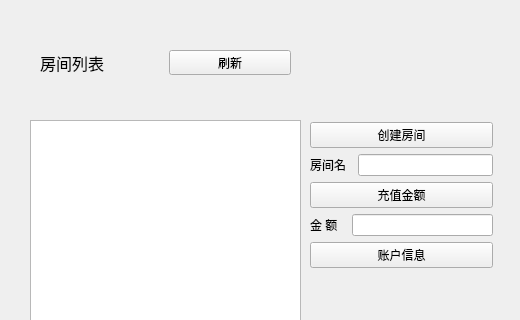
The window that TcpClient/RoomListUi.ui (Vstornzw/C-S-Client) describes before a commit, drawn with Qt 5; both pictures show x 0 to 520 and y 0 to 320 of the 520 by 569 pixel window.
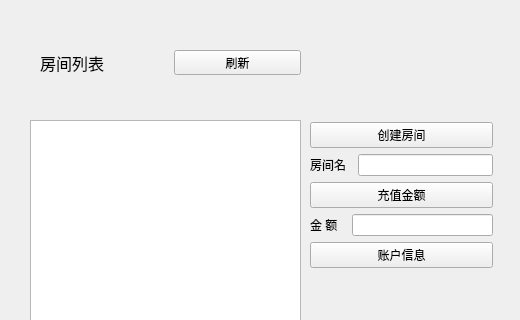
The same window after the commit.

The edit to the form file:
```diff
--- a/TcpClient/RoomListUi.ui
+++ b/TcpClient/RoomListUi.ui
@@ -23,7 +23,7 @@
     </rect>
    </property>
   </widget>
-  <widget class="QWidget" name="">
+  <widget class="QWidget" name="layoutWidget">
    <property name="geometry">
     <rect>
      <x>310</x>
@@ -119,12 +119,12 @@
     </item>
    </layout>
   </widget>
-  <widget class="QWidget" name="">
+  <widget class="QWidget" name="layoutWidget">
    <property name="geometry">
     <rect>
      <x>40</x>
      <y>50</y>
-     <width>251</width>
+     <width>261</width>
      <height>25</height>
     </rect>
    </property>
@@ -150,7 +150,7 @@
     </item>
    </layout>
   </widget>
-  <widget class="QWidget" name="">
+  <widget class="QWidget" name="layoutWidget">
    <property name="geometry">
     <rect>
      <x>30</x>
```
Left out of the diff: 4 changed lines with no effect on the pictures.
